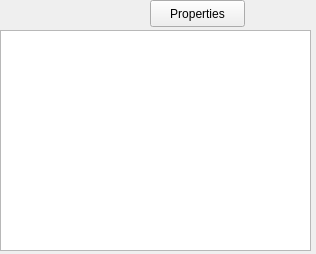
This is src/padwindow.ui in sach2/xpad-qt as Qt 5 draws it before an edit. The edited form follows.
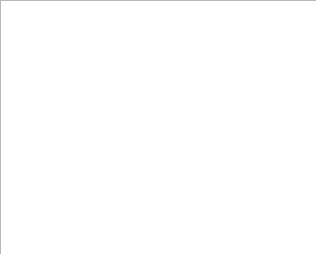
This is the edited form.

Commit message: removed properties button added context menu with new, properties, close, and delete items. context menus are text only for now. re-create tray menu when pad is added or removed

```diff
--- a/src/padwindow.ui
+++ b/src/padwindow.ui
@@ -18,24 +18,11 @@
     <property name="geometry">
      <rect>
       <x>0</x>
-      <y>30</y>
-      <width>311</width>
-      <height>221</height>
-     </rect>
-    </property>
-   </widget>
-   <widget class="QPushButton" name="propertiesButton">
-    <property name="geometry">
-     <rect>
-      <x>150</x>
       <y>0</y>
-      <width>95</width>
-      <height>27</height>
+      <width>321</width>
+      <height>261</height>
      </rect>
     </property>
-    <property name="text">
-     <string>Properties</string>
-    </property>
    </widget>
   </widget>
  </widget>
```
The commit also changes 10 other files.
